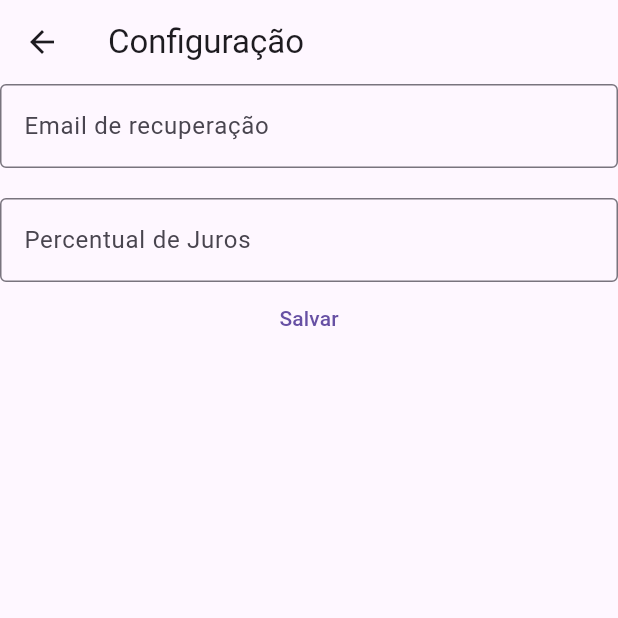
After one commit to filipedrisostes/emprestimos, a Flutter app: the screen it shows after launch, in the side drawer, after a tap on "Configurações", on a phone screen of 412 x 824 dp, the top half of it. The commit adds this screen. Run offline on Flutter 3.47's test engine with Material 3 defaults, Android fonts, the phone set to English and light mode, and no system bars; our stand-ins replace flutter_contacts, google_sign_in, mask_text_input_formatter, permission_handler, shared_preferences, sqflite and 1 more; missing offline and left inert: googleapis; accounts and stored records are empty.

Commit message:
Criando tela de configurações gerais

```diff
--- /dev/null
+++ b/lib/screens/configuracao_screen.dart
@@ -0,0 +1,115 @@
+import 'package:flutter/material.dart';
+import 'package:mask_text_input_formatter/mask_text_input_formatter.dart';
+import 'package:shared_preferences/shared_preferences.dart';
+
+class ConfiguracaoScreen extends StatefulWidget {
+  const ConfiguracaoScreen({Key? key}) : super(key: key);
+
+  @override
+  _ConfiguracaoScreenState createState() => _ConfiguracaoScreenState();
+}
+
+class _ConfiguracaoScreenState extends State<ConfiguracaoScreen> {
+
+  final _jurosController = TextEditingController();
+  final _emailController = TextEditingController();
+  final _jurosMask = MaskTextInputFormatter(
+    mask: '##,##%',
+    filter: {"#": RegExp(r'[0-9]')},
+  );
+
+  double _extrairValorNumerico(String valorFormatado) {
+      return double.parse(
+        valorFormatado
+            .replaceAll('R\$', '')
+            .replaceAll('%', '')
+            .replaceAll('.', '')
+            .replaceAll(',', '.')
+            .trim(),
+      );
+    }
+
+  @override
+  Widget build(BuildContext context) {
+    return Scaffold(
+      appBar: AppBar(
+        title: const Text('Configuração'),
+      ),
+      body: Column(
+        children: [
+          TextFormField(
+            controller: _emailController,
+            decoration: const InputDecoration(
+              labelText: 'Email de recuperação',
+              border: OutlineInputBorder(),
+            ),
+            keyboardType: TextInputType.emailAddress,
+          ),
+          const SizedBox(height: 20),
+           TextFormField(
+                  controller: _jurosController,
+                  decoration: const InputDecoration(
+                    labelText: 'Percentual de Juros',
+                    border: OutlineInputBorder(),
+                  ),
+                  keyboardType: TextInputType.number,
+                  inputFormatters: [_jurosMask],
+                  validator: (value) {
+                    if (value == null || value.isEmpty) {
+                      return 'Informe o percentual';
+                    }
+                    final juros = _extrairValorNumerico(value);
+                    if (juros < 0) {
+                      return 'Juros deve ser maior ou igual a zero';
+                    }
+                    return null;
+                  },
+            ),
+            TextButton(
+                    onPressed: () async {
+                      final juros = double.tryParse(_jurosController.text) ?? 30.0;
+                      final email = _emailController.text;
+                      await ConfiguracaoService.setJurosPadrao(juros);
+                      await ConfiguracaoService.setEmailPadrao(email);
+                      ScaffoldMessenger.of(context).showSnackBar(
+                        const SnackBar(content: Text('Email padrão atualizado!')),
+                      );
+                      Navigator.pop(context);
+                      ScaffoldMessenger.of(context).showSnackBar(
+                        const SnackBar(content: Text('Juros padrão atualizado!')),
+                      );
+                    },
+                    child: const Text('Salvar'),
+                  )
+        ]
+      ),
+    );
+  }
+}
+
+
+class ConfiguracaoService {
+  static const _jurosPadraoKey = 'juros_padrao';
+  static const _emailPadraoKey = 'email_padrao';
+
+  static Future<double> getJurosPadrao() async {
+    final prefs = await SharedPreferences.getInstance();
+    return prefs.getDouble(_jurosPadraoKey) ?? 30.0;
+  }
+
+  static Future<void> setJurosPadrao(double valor) async {
+    final prefs = await SharedPreferences.getInstance();
+    await prefs.setDouble(_jurosPadraoKey, valor);
+  }
+
+  static Future<String> getEmailPadrao() async {
+    final prefs = await SharedPreferences.getInstance();
+    return prefs.getString(_emailPadraoKey) ?? "Sem email definido";
+  }
+
+  static Future<void> setEmailPadrao(String email) async {
+    final prefs = await SharedPreferences.getInstance();
+    await prefs.setString(_emailPadraoKey, email);
+  }
+
+}
--- a/lib/screens/home_screen.dart
+++ b/lib/screens/home_screen.dart
@@ -6,9 +6,9 @@ import 'package:emprestimos/models/obrigado.dart';
 import 'package:emprestimos/models/transacao.dart';
 import 'package:emprestimos/screens/cadastro_obrigado_screen.dart';
 import 'package:emprestimos/screens/cadastro_transacao_screen.dart';
+import 'package:emprestimos/screens/configuracao_screen.dart';
 import 'package:emprestimos/screens/estatisticas_screen.dart';
-import 'package:emprestimos/models/obrigado.dart';
-import 'package:emprestimos/models/transacao.dart';
+import 'package:emprestimos/screens/restore_screen.dart';
 import 'package:flutter/material.dart';
 import 'package:intl/intl.dart';
 import 'package:shared_preferences/shared_preferences.dart';
@@ -445,8 +445,17 @@ class _HomeScreenState extends State<HomeScreen> {
           ),
           ListTile(
             leading: const Icon(Icons.settings),
-            title: const Text('Configurar Juros Padrão'),
-            onTap: () => _abrirConfigJuros(context),
+            title: const Text('Configurações'),
+            onTap: () {
+              Navigator.pop(context);
+              Navigator.push(
+                context,
+                MaterialPageRoute(
+                  builder: (context) => const ConfiguracaoScreen(),
+                ),
+              ).then((_) => _carregarDados());
+            },
+            //onTap: () => _abrirConfigJuros(context),
           ),
           ListTile(
             leading: const Icon(Icons.person_add),
@@ -483,6 +492,19 @@ class _HomeScreenState extends State<HomeScreen> {
                 context,
                 MaterialPageRoute(
                   builder: (context) => const EstatisticasScreen(),
+                ),
+              ).then((_) => _carregarDados());
+            },
+          ),
+          ListTile(
+            leading: const Icon(Icons.restore_page),
+            title: const Text('Restaurar Backup'),
+            onTap: () {
+              Navigator.pop(context);
+              Navigator.push(
+                context,
+                MaterialPageRoute(
+                  builder: (context) => const RestoreScreen(),
                 ),
               ).then((_) => _carregarDados());
             },
```
